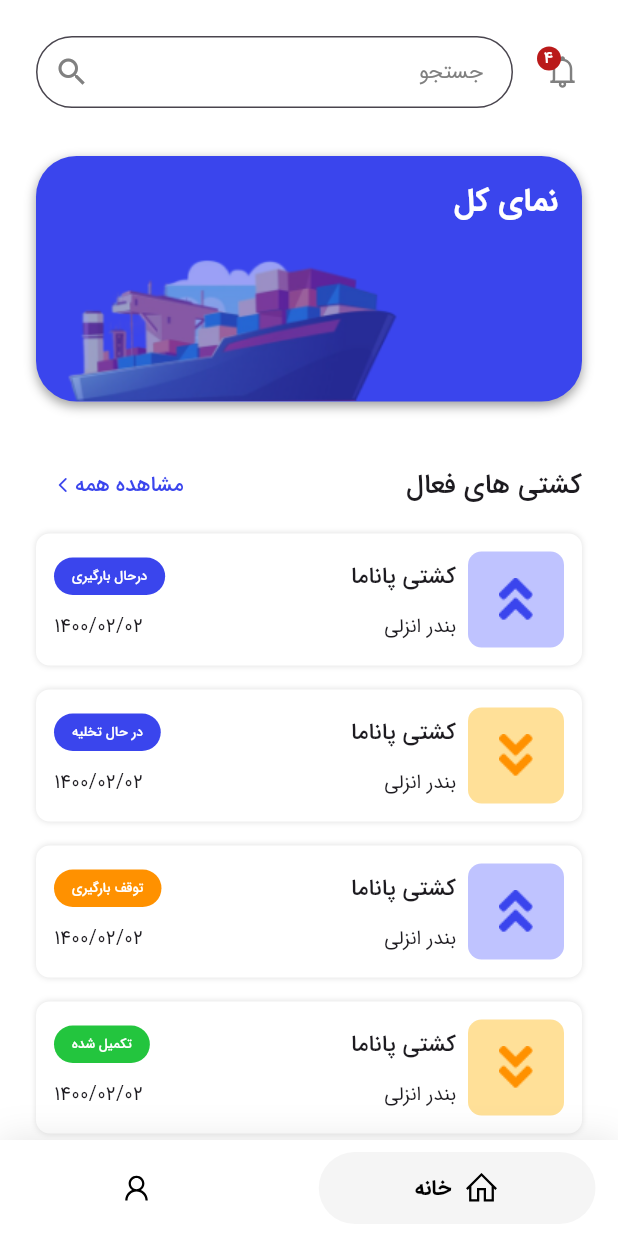
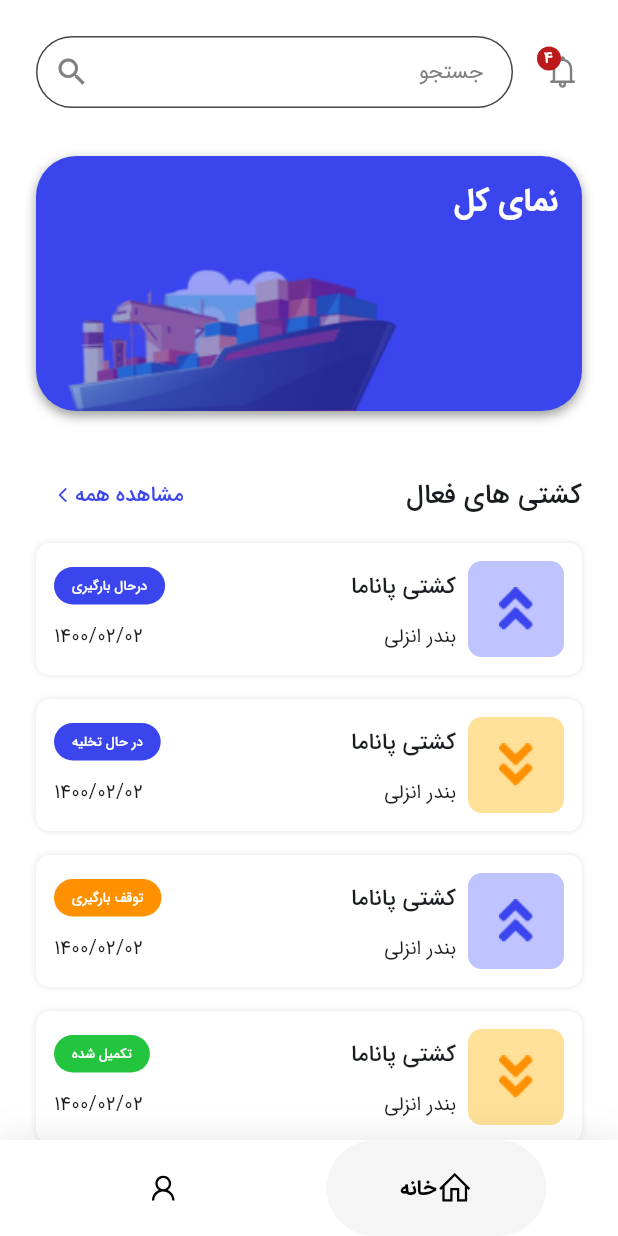
Before and after one commit to bahiraei/porduct_owner, a Flutter app: the HomeScreen screen opened by its route, on a phone screen of 412 x 824 dp. Run offline on Flutter 3.47's test engine with Material 3 defaults, Android fonts, the phone set to English and light mode, and no system bars; drawn by our look-alikes of google_nav_bar; our stand-ins replace dropdown_button2, flutter_animate, gap, line_icons, pinput; missing offline and left inert: circular_charts, persian_datetime_picker.

Commit message:
fix: change home screen ui

```diff
--- a/lib/features/home/presentation/home_screen.dart
+++ b/lib/features/home/presentation/home_screen.dart
@@ -29,15 +29,14 @@ class _HomeScreenState extends State<HomeScreen> {
           ],
         ),
         child: SafeArea(
-          child: Padding(
-            padding: const EdgeInsets.symmetric(horizontal: 15.0, vertical: 8),
           child: GNav(
             rippleColor: Colors.grey[300]!,
             hoverColor: Colors.grey[100]!,
-              gap: 8,
+            /*gap: 32,*/
             activeColor: Colors.black,
             iconSize: 24,
-              padding: const EdgeInsets.symmetric(horizontal: 64, vertical: 12),
+            mainAxisAlignment: MainAxisAlignment.spaceEvenly,
+            padding: const EdgeInsets.symmetric(horizontal: 49, vertical: 20),
             duration: const Duration(milliseconds: 400),
             tabBackgroundColor: Colors.grey[100]!,
             color: Colors.black,
@@ -60,7 +59,6 @@ class _HomeScreenState extends State<HomeScreen> {
           ),
         ),
       ),
-      ),
     );
   }
 
--- a/lib/features/home/presentation/view/home_page.dart
+++ b/lib/features/home/presentation/view/home_page.dart
@@ -74,6 +74,7 @@ class HomePageView extends StatelessWidget {
               ),
               const Gap(32),
               Container(
+                height: 170,
                 padding: const EdgeInsets.fromLTRB(0, 16, 16, 0),
                 decoration: BoxDecoration(
                   color: const Color(0xff3A45ED),
@@ -87,6 +88,7 @@ class HomePageView extends StatelessWidget {
                   ],
                 ),
                 child: Column(
+                  mainAxisAlignment: MainAxisAlignment.spaceBetween,
                   children: [
                     const Row(
                       children: [
@@ -106,6 +108,8 @@ class HomePageView extends StatelessWidget {
                         Expanded(
                           child: Image.asset(
                             'assets/images/home/ship.png',
+                            alignment: Alignment.bottomLeft,
+                            height: 120,
                           ),
                         ),
                       ],
--- a/lib/main.dart
+++ b/lib/main.dart
@@ -39,7 +39,7 @@ class MyApp extends StatelessWidget {
       ],
       locale: const Locale('fa', 'IR'),
       theme: ThemeData(
-        colorScheme: ColorScheme.fromSeed(seedColor: Colors.deepPurple),
+        colorScheme: ColorScheme.fromSeed(seedColor: Colors.blue),
         useMaterial3: true,
         fontFamily: 'IranSans',
       ),
```
Lines whose indentation alone changed are shown as unchanged.
